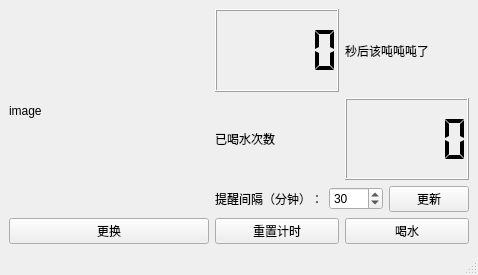
Ginakira/Nomu, file src/ui/main_window.ui: the form before one commit.
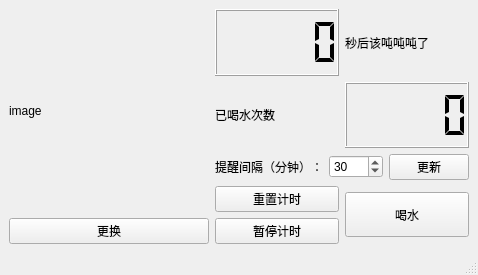
The form after the commit.

Commit message: feat: make timer support pause and reset

```diff
--- a/src/ui/main_window.ui
+++ b/src/ui/main_window.ui
@@ -53,7 +53,7 @@
      </spacer>
     </item>
     <item>
-     <layout class="QVBoxLayout" name="verticalLayout">
+     <layout class="QVBoxLayout" name="verticalLayout_4">
       <item>
        <layout class="QHBoxLayout" name="horizontalLayout">
         <item>
@@ -142,6 +142,8 @@
       <item>
        <layout class="QHBoxLayout" name="horizontalLayout_4">
         <item>
+         <layout class="QVBoxLayout" name="verticalLayout">
+          <item>
          <widget class="QPushButton" name="reset_timer_button">
           <property name="text">
            <string>重置计时</string>
@@ -149,11 +151,30 @@
          </widget>
         </item>
         <item>
+           <widget class="QPushButton" name="switch_timer_button">
+            <property name="text">
+             <string>暂停计时</string>
+            </property>
+           </widget>
+          </item>
+         </layout>
+        </item>
+        <item>
+         <layout class="QVBoxLayout" name="verticalLayout_3">
+          <item>
          <widget class="QPushButton" name="drink_record_button">
+            <property name="minimumSize">
+             <size>
+              <width>0</width>
+              <height>45</height>
+             </size>
+            </property>
           <property name="text">
            <string>喝水</string>
           </property>
          </widget>
+          </item>
+         </layout>
         </item>
        </layout>
       </item>
```
Lines whose indentation alone changed are shown as unchanged. The commit also changes 4 other files.
